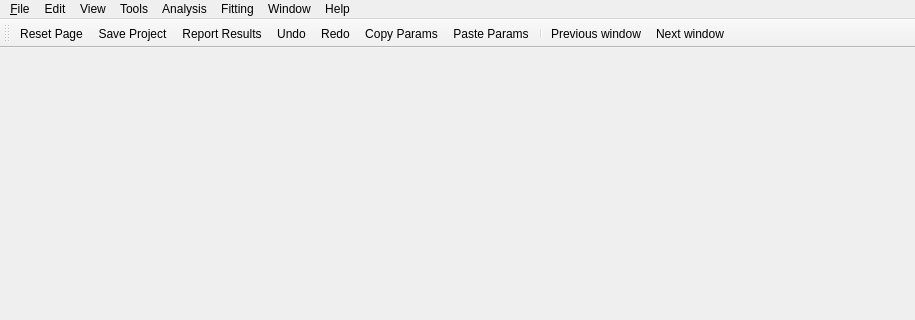
The window that src/sas/qtgui/MainWindow/UI/MainWindowUI.ui (SasView/sasview) describes before a commit, drawn with Qt 5; both pictures show x 0 to 915 and y 0 to 320 of the 915 by 607 pixel window.
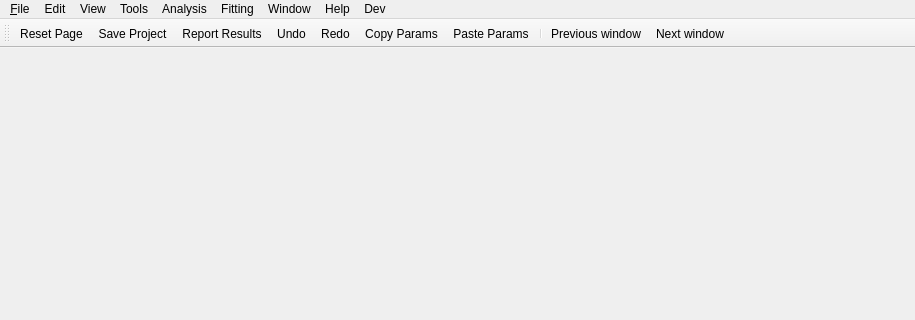
The same window after the commit. Icons and pictures are not drawn.

Commit message: Add dev menu

Patch:
```diff
--- a/src/sas/qtgui/MainWindow/UI/MainWindowUI.ui
+++ b/src/sas/qtgui/MainWindow/UI/MainWindowUI.ui
@@ -164,6 +164,15 @@
     <addaction name="actionCheck_for_update"/>
     <addaction name="actionWhat_s_New"/>
    </widget>
+   <widget class="QMenu" name="menuDev">
+    <property name="title">
+     <string>Dev</string>
+    </property>
+    <addaction name="actionAscii_Loader"/>
+    <addaction name="actionParticle_Editor"/>
+    <addaction name="separator"/>
+    <addaction name="actionDev_Tools"/>
+   </widget>
    <addaction name="menu_File"/>
    <addaction name="menuEdit"/>
    <addaction name="menuView"/>
@@ -172,6 +181,7 @@
    <addaction name="menuFitting"/>
    <addaction name="menuWindow"/>
    <addaction name="menuHelp"/>
+   <addaction name="menuDev"/>
   </widget>
   <widget class="QStatusBar" name="statusbar">
    <property name="sizePolicy">
```
Left out of the diff: 15 changed lines with no effect on the pictures. The commit also changes 3 other files.
